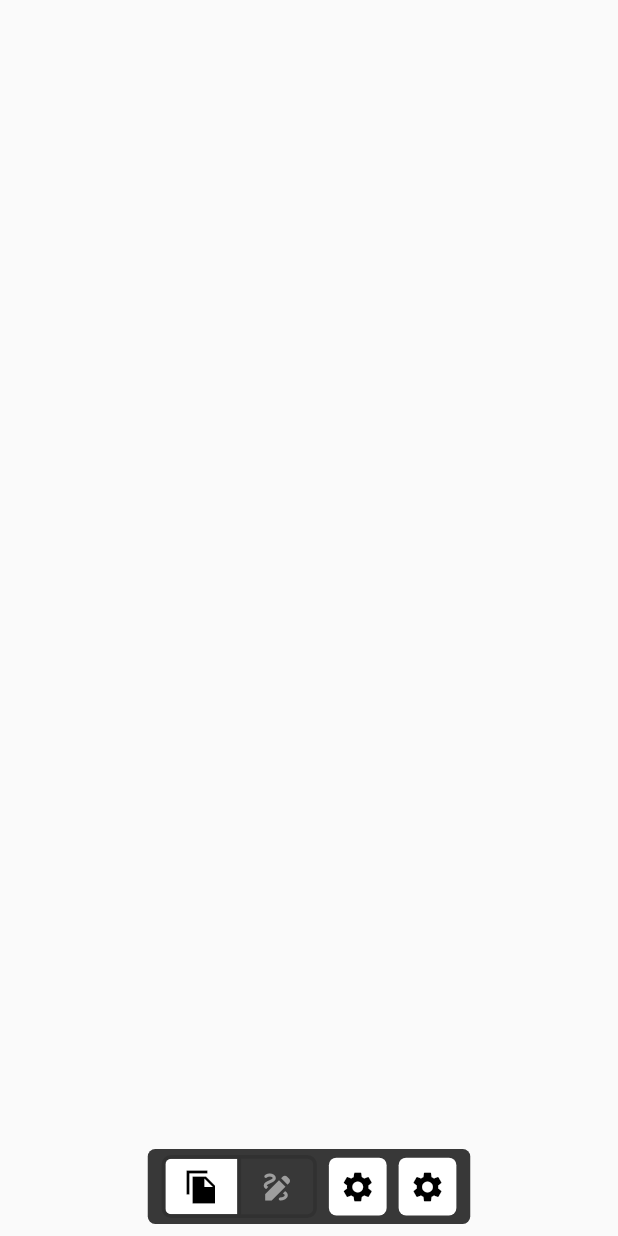
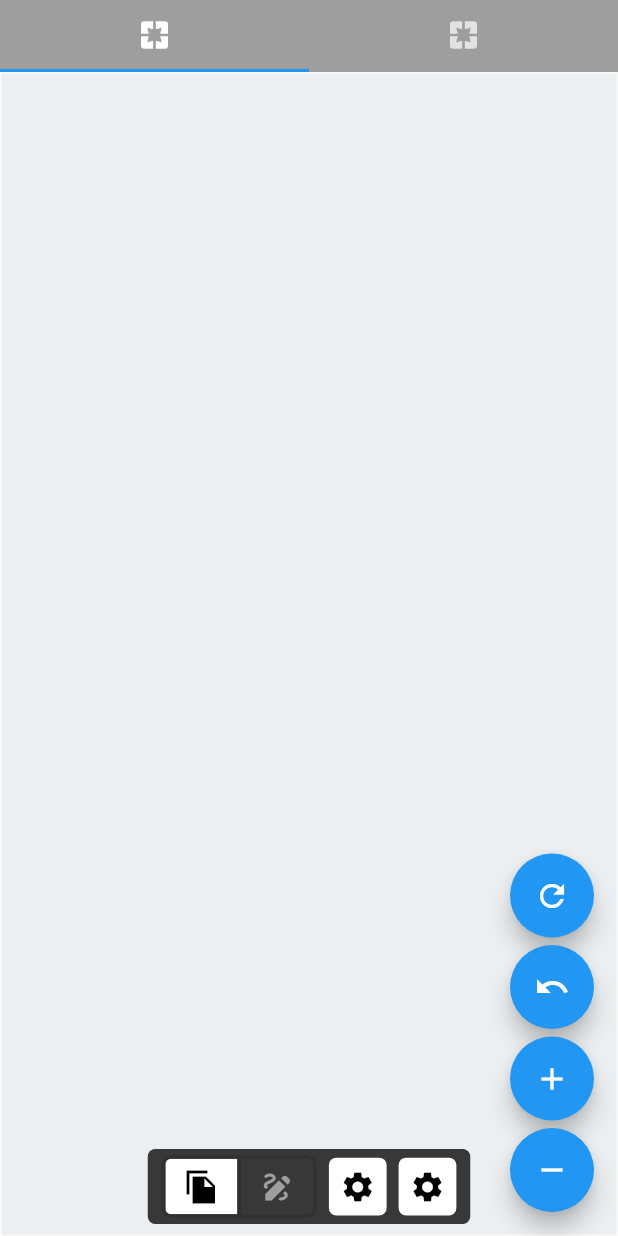
Before and after one commit to aeskerminen/sky-core, a Flutter app: the screen it shows after launch, on a phone screen of 412 x 824 dp. Run offline on Flutter 3.47's test engine with Material 2 defaults, Android fonts, the phone set to English and light mode, and no system bars; missing offline and left inert: hotkey_manager.

Commit message:
Fix bottomSheet blocking body

```diff
--- a/sky_notes/lib/main.dart
+++ b/sky_notes/lib/main.dart
@@ -1,5 +1,6 @@
 import 'package:flutter/material.dart';
 import 'package:hotkey_manager/hotkey_manager.dart';
+import 'package:sky_notes/pages/whiteboard/whiteboard.dart';
 
 void main() async {
   runApp(const MyApp());
@@ -43,6 +44,7 @@ class Home extends StatefulWidget {
 class _HomeState extends State<Home> with SingleTickerProviderStateMixin {
   bool _visible = true;
   late final AnimationController _controller;
+
   final HotKey _hotKey = HotKey(
     KeyCode.keyQ,
     modifiers: [KeyModifier.control],
@@ -70,20 +72,23 @@ class _HomeState extends State<Home> with SingleTickerProviderStateMixin {
 
   @override
   Widget build(BuildContext context) {
-    return Scaffold(
-      body: Container(
-        color: Colors.white,
-        child: const DefaultTabController(
+    return DefaultTabController(
       length: 2,
-          child: TabBarView(
+      child: Scaffold(
+        backgroundColor: Colors.grey,
+        appBar: const TabBar(
+            tabs: [Tab(icon: Icon(Icons.pages)), Tab(icon: Icon(Icons.pages))]),
+        body: const TabBarView(
           children: [
-              Icon(Icons.pages),
-              Icon(Icons.pages),
+            MyHomePage(),
+            Icon(
+              Icons.draw,
+              color: Colors.black,
+            ),
           ],
         ),
-        ),
-      ),
-      bottomSheet: SlidingToolbar(
+        floatingActionButtonLocation: FloatingActionButtonLocation.centerDocked,
+        floatingActionButton: SlidingToolbar(
           child: PreferredSize(
               preferredSize: const Size.fromHeight(100),
               child: Align(
@@ -115,6 +120,7 @@ class _HomeState extends State<Home> with SingleTickerProviderStateMixin {
               )),
           controller: _controller,
           visible: _visible,
+        ),
       ),
     );
   }
```
Lines whose indentation alone changed are shown as unchanged.
